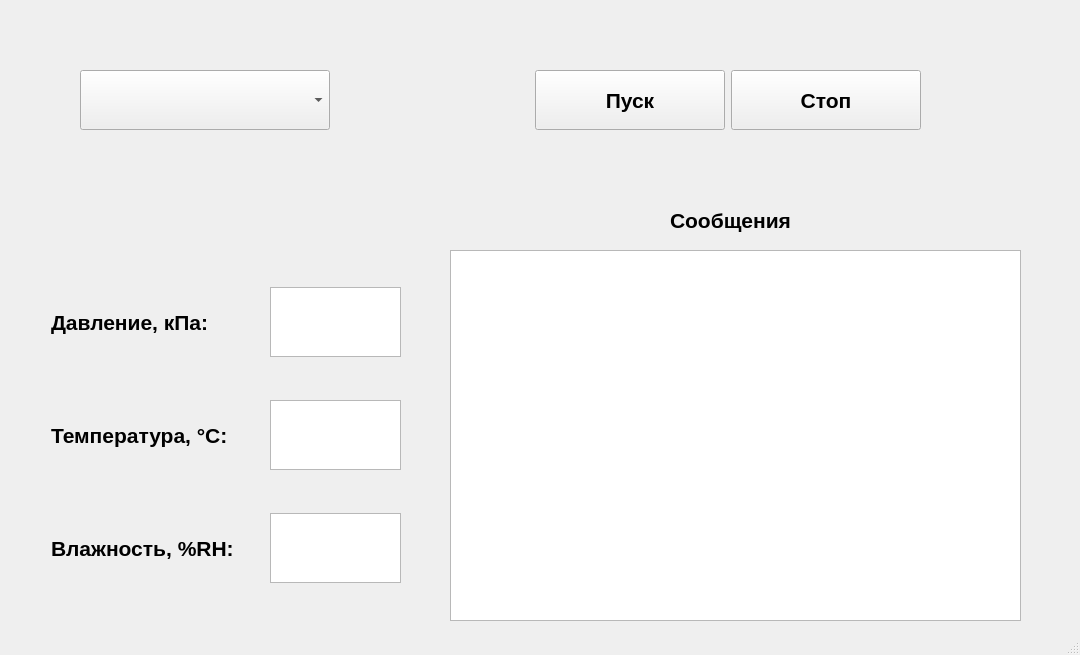
Above: form.ui from NikitaKul209/GUI_STM32_F030C8T6 before the change. Below: the same form after it.
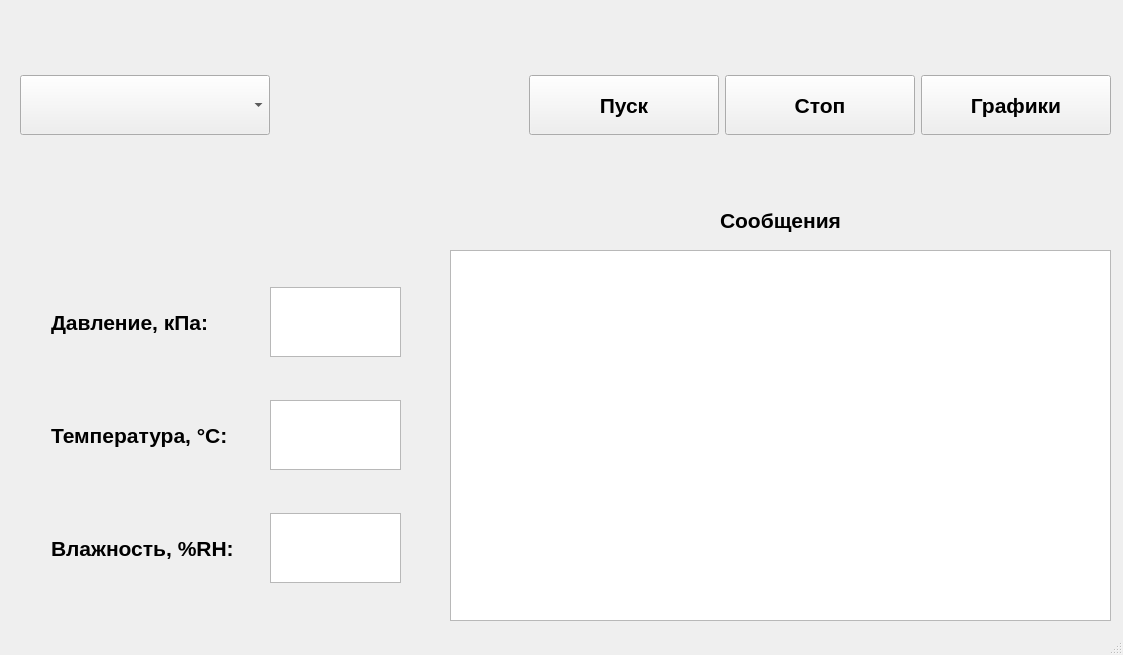
That is the form after the change.

Commit message: plotting graph added

```diff
--- a/form.ui
+++ b/form.ui
@@ -6,7 +6,7 @@
    <rect>
     <x>0</x>
     <y>0</y>
-    <width>1080</width>
+    <width>1123</width>
     <height>655</height>
    </rect>
   </property>
@@ -31,7 +31,7 @@
      <rect>
       <x>450</x>
       <y>250</y>
-      <width>571</width>
+      <width>661</width>
       <height>371</height>
      </rect>
     </property>
@@ -54,7 +54,7 @@
    <widget class="QLabel" name="label_4">
     <property name="geometry">
      <rect>
-      <x>650</x>
+      <x>700</x>
       <y>190</y>
       <width>161</width>
       <height>61</height>
@@ -259,10 +259,10 @@
    <widget class="QWidget" name="horizontalLayoutWidget_4">
     <property name="geometry">
      <rect>
-      <x>80</x>
-      <y>10</y>
-      <width>841</width>
-      <height>181</height>
+      <x>20</x>
+      <y>20</y>
+      <width>1091</width>
+      <height>171</height>
      </rect>
     </property>
     <layout class="QHBoxLayout" name="horizontalLayout_9">
@@ -346,6 +346,26 @@
            </property>
           </widget>
          </item>
+         <item>
+          <widget class="QPushButton" name="ButtonGraph">
+           <property name="minimumSize">
+            <size>
+             <width>190</width>
+             <height>60</height>
+            </size>
+           </property>
+           <property name="font">
+            <font>
+             <pointsize>16</pointsize>
+             <weight>75</weight>
+             <bold>true</bold>
+            </font>
+           </property>
+           <property name="text">
+            <string>Графики</string>
+           </property>
+          </widget>
+         </item>
         </layout>
        </item>
       </layout>
```
The commit also changes 4 other files.
